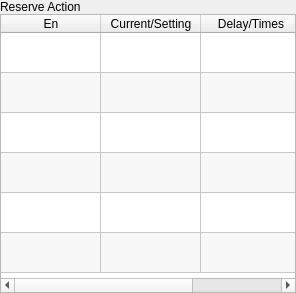
Above: hcinstruction/icpneumaticactionpage_5.ui from dongdong-2009/3-5AxisRobot before the change. Below: the same form after it.
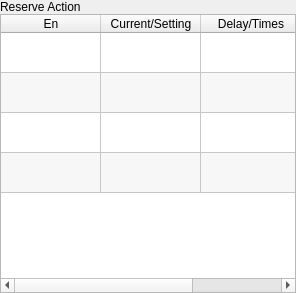
That is the form after the change. Icons and pictures are not drawn.

```diff
--- a/hcinstruction/icpneumaticactionpage_5.ui
+++ b/hcinstruction/icpneumaticactionpage_5.ui
@@ -131,16 +131,6 @@
        <string>Reserve4</string>
       </property>
      </row>
-     <row>
-      <property name="text">
-       <string>Reserve5</string>
-      </property>
-     </row>
-     <row>
-      <property name="text">
-       <string>Reserve6</string>
-      </property>
-     </row>
      <column>
       <property name="text">
        <string>En</string>
@@ -211,32 +201,6 @@
        <string/>
       </property>
      </item>
-     <item row="4" column="0">
-      <property name="text">
-       <string/>
-      </property>
-      <property name="checkState">
-       <enum>Unchecked</enum>
-      </property>
-     </item>
-     <item row="4" column="1">
-      <property name="text">
-       <string/>
-      </property>
-     </item>
-     <item row="5" column="0">
-      <property name="text">
-       <string/>
-      </property>
-      <property name="checkState">
-       <enum>Unchecked</enum>
-      </property>
-     </item>
-     <item row="5" column="1">
-      <property name="text">
-       <string/>
-      </property>
-     </item>
     </widget>
    </item>
   </layout>
```
Left out of the diff: 11 changed lines with no effect on the pictures.
